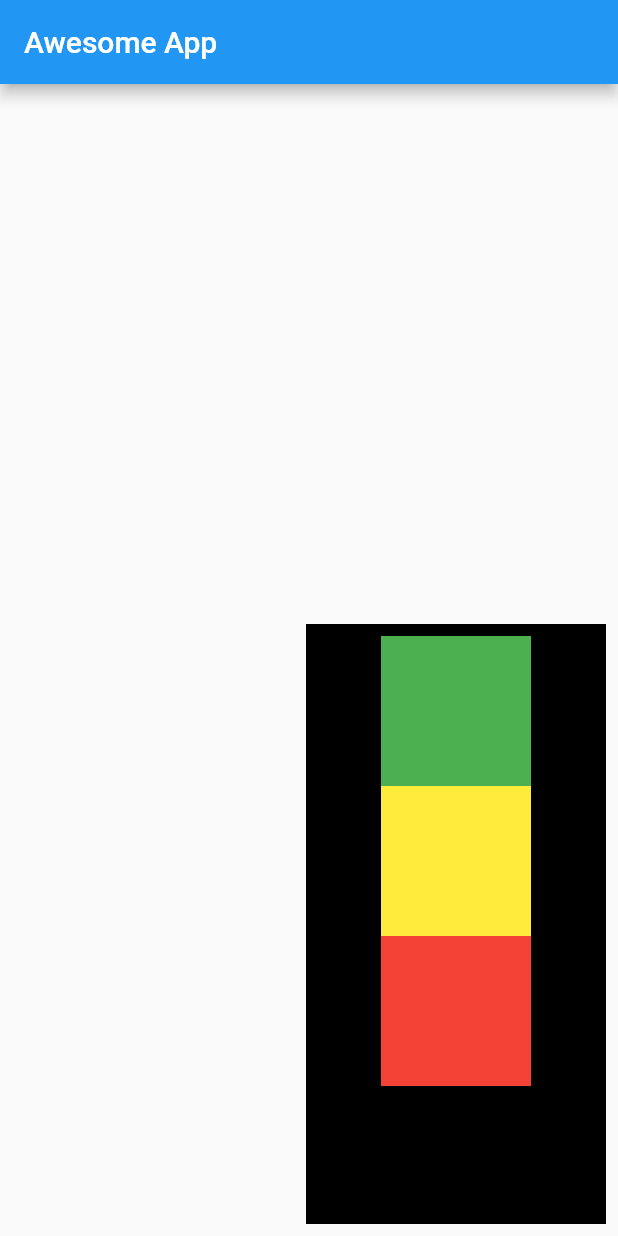
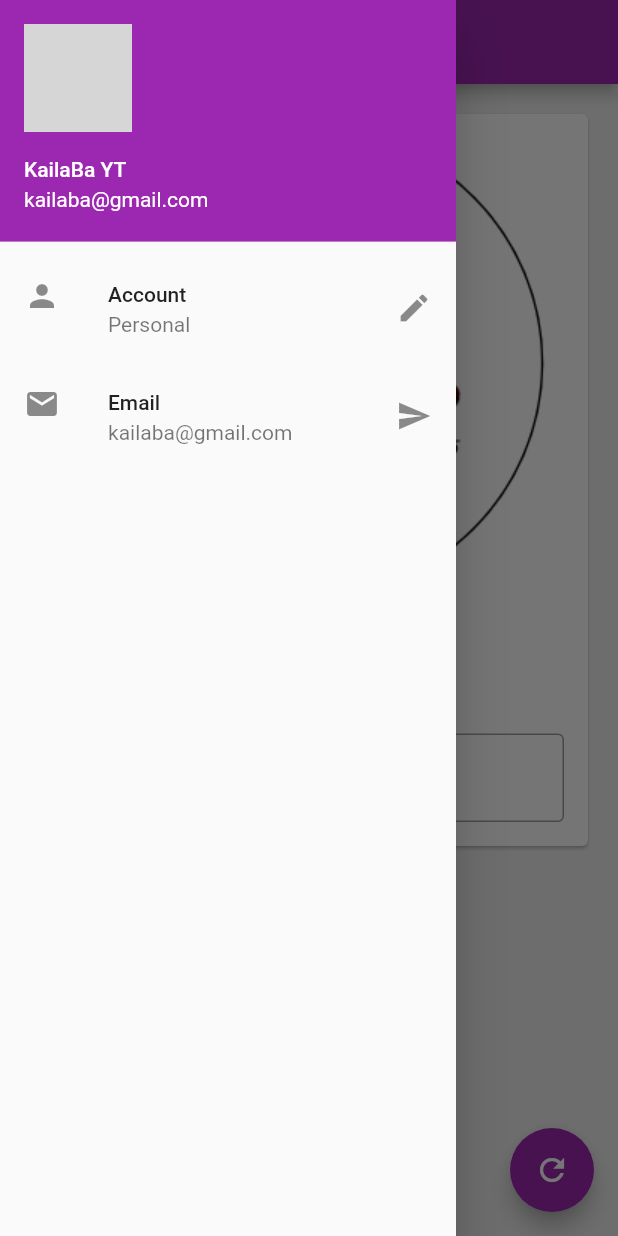
Before and after one commit to exceptionSPG/FlutterBasics, a Flutter app: the screen it shows after launch, with the side drawer open (before the commit the screen has no drawer), on a phone screen of 412 x 824 dp. Run offline on Flutter 3.47's test engine with Material 2 defaults, Android fonts, the phone set to English and light mode, and no system bars; network calls fail; grey boxes are pictures that could not be loaded.

Commit message:
chapter3 completed

```diff
--- /dev/null
+++ b/lib/bg_image.dart
@@ -0,0 +1,11 @@
+import 'package:flutter/material.dart';
+
+class BgImage extends StatelessWidget {
+  @override
+  Widget build(BuildContext context) {
+    return  Image.asset(
+                  "assets/logo.png",
+                  fit: BoxFit.cover,
+                );
+  }
+}
--- /dev/null
+++ b/lib/change_name_card.dart
@@ -0,0 +1,45 @@
+import 'package:flutter/material.dart';
+
+import 'bg_image.dart';
+
+class ChangeNameCard extends StatelessWidget {
+  const ChangeNameCard({
+    Key? key,
+    required this.myText,
+    required TextEditingController nameController,
+  }) : _nameController = nameController, super(key: key);
+
+  final String myText;
+  final TextEditingController _nameController;
+
+  @override
+  Widget build(BuildContext context) {
+    return Column(
+      children: [
+        BgImage(),
+        SizedBox(
+          height: 20,
+        ),
+        Text(
+          myText,
+          style: TextStyle(fontSize: 25, fontWeight: FontWeight.bold),
+        ),
+        SizedBox(
+          height: 20,
+        ),
+        Padding(
+          padding: const EdgeInsets.all(16.0),
+          child: TextField(
+            controller: _nameController,
+            keyboardType: TextInputType.text,
+            decoration: InputDecoration(
+              border: OutlineInputBorder(),
+              hintText: "Enter Something Here.",
+              labelText: "Name",
+            ),
+          ),
+        )
+      ],
+    );
+  }
+}
--- /dev/null
+++ b/lib/drawer.dart
@@ -0,0 +1,34 @@
+import 'package:flutter/material.dart';
+
+class MyDrawer extends StatelessWidget {
+  @override
+  Widget build(BuildContext context) {
+    return Drawer(
+      child: ListView(
+        padding: EdgeInsets.zero,
+        children: [
+          UserAccountsDrawerHeader(
+            accountName: Text("KailaBa YT"),
+            accountEmail: Text("kailaba@gmail.com"),
+            currentAccountPicture: CircleAvatar(
+              backgroundImage: NetworkImage(
+                  "https://scontent.fktm3-1.fna.fbcdn.net/v/t1.6435-9/163203727_1331986227201309_585934930389248357_n.jpg?_nc_cat=108&ccb=1-3&_nc_sid=09cbfe&_nc_ohc=aHcy95Lu6mQAX-2RzXZ&_nc_ht=scontent.fktm3-1.fna&oh=372b1f106cece077675529a11e21ec03&oe=60A1006B"),
+            ),
+          ),
+          ListTile(
+            leading: Icon(Icons.person),
+            title: Text("Account"),
+            subtitle: Text("Personal"),
+            trailing: Icon(Icons.edit),
+          ),
+          ListTile(
+            leading: Icon(Icons.email),
+            title: Text("Email"),
+            subtitle: Text("kailaba@gmail.com"),
+            trailing: Icon(Icons.send),
+          )
+        ],
+      ),
+    );
+  }
+}
--- a/lib/main.dart
+++ b/lib/main.dart
@@ -1,58 +1,15 @@
 import 'package:flutter/cupertino.dart';
 import 'package:flutter/material.dart';
+import 'package:awesomeapp/pages/home_page.dart';
 
 void main() {
-  runApp(MaterialApp(
-    title: "Awesome App",
-    home: HomePage(),
-  ));
+  runApp(
+    MaterialApp(
+      title: "Awesome App",
+      home: HomePage(),
+      theme: ThemeData(
+        primarySwatch: Colors.purple,
+      ),
+    ),
+  );
 }
-
-class HomePage extends StatelessWidget {
-  @override
-  Widget build(BuildContext context) {
-    return Scaffold(
-      appBar: AppBar(
-        title: Text("Awesome App"),
-      ),
-      body: Padding(
-        padding: const EdgeInsets.all(8.0),
-        child: Align(
-          alignment: Alignment.bottomRight,
-          child: Container(
-            color: Colors.black,
-            width: 200,
-            height: 400,
-            child: Padding(
-              padding: const EdgeInsets.all(8.0),
-              child: Column(
-                mainAxisAlignment: MainAxisAlignment.start,
-                crossAxisAlignment: CrossAxisAlignment.center,
-                children: [
-                  Container(
-                    padding: const EdgeInsets.all(8),
-                    width: 100,
-                    height: 100,
-                    color: Colors.green,
-                  ),
-                  Container(
-                    padding: const EdgeInsets.all(8),
-                    width: 100,
-                    height: 100,
-                    color: Colors.yellow,
-                  ),
-                  Container(
-                    padding: const EdgeInsets.all(8),
-                    width: 100,
-                    height: 100,
-                    color: Colors.red,
-                  ),
-                ],
-              ),
-            ),
-          ),
-        ),
-      ),
-    );
-  }
-}
--- /dev/null
+++ b/lib/pages/home_page.dart
@@ -0,0 +1,46 @@
+import 'package:awesomeapp/change_name_card.dart';
+import 'package:awesomeapp/drawer.dart';
+import 'package:flutter/material.dart';
+
+class HomePage extends StatefulWidget {
+  @override
+  _HomePageState createState() => _HomePageState();
+}
+
+class _HomePageState extends State<HomePage> {
+  TextEditingController _nameController = TextEditingController();
+  var myText = "Change me";
+
+  @override
+  void initState() {
+    // TODO: implement initState
+    super.initState();
+  }
+
+  @override
+  Widget build(BuildContext context) {
+    return Scaffold(
+      backgroundColor: Colors.grey[200],
+      appBar: AppBar(
+        title: Text("Awesome App"),
+      ),
+      body: Padding(
+        padding: const EdgeInsets.all(16.0),
+        child: SingleChildScrollView(
+          child: Card(
+            child:
+                ChangeNameCard(myText: myText, nameController: _nameController),
+          ),
+        ),
+      ),
+      drawer: MyDrawer(),
+      floatingActionButton: FloatingActionButton(
+        onPressed: () {
+          myText = _nameController.text;
+          setState(() {});
+        },
+        child: Icon(Icons.refresh),
+      ),
+    );
+  }
+}
--- a/pubspec.yaml
+++ b/pubspec.yaml
@@ -45,8 +45,8 @@ flutter:
   uses-material-design: true
 
   # To add assets to your application, add an assets section, like this:
-  # assets:
-  #   - images/a_dot_burr.jpeg
+  assets:
+    - assets/
   #   - images/a_dot_ham.jpeg
 
   # An image asset can refer to one or more resolution-specific "variants", see
```
Also changed, not shown: assets/logo.png (added).
